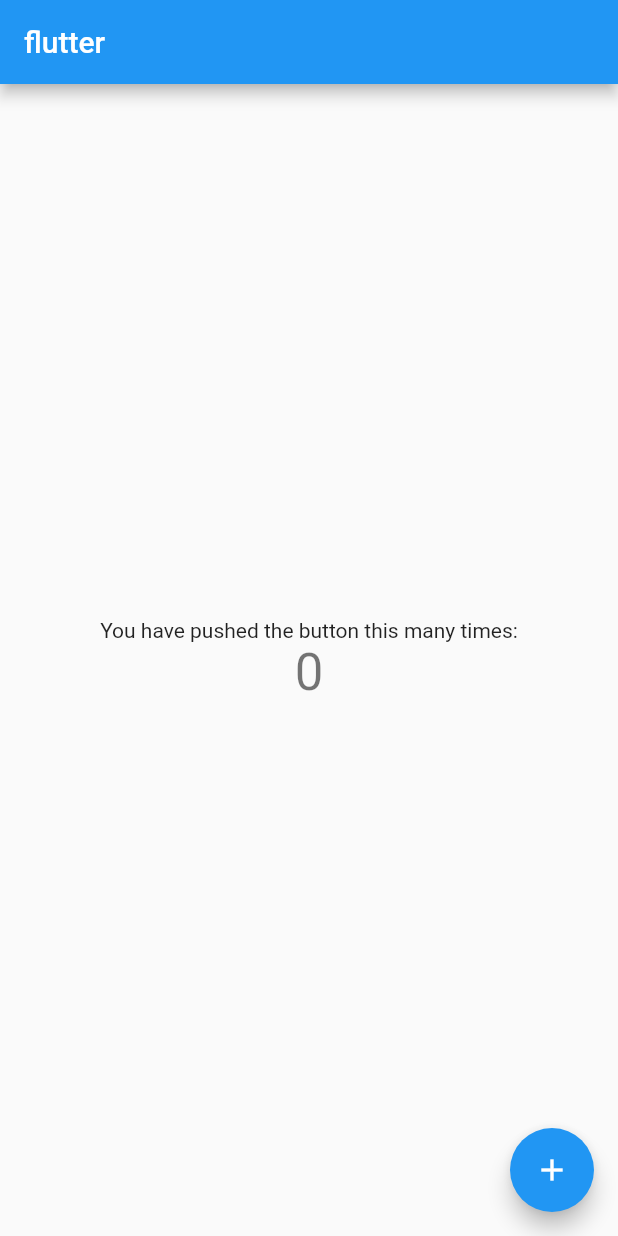
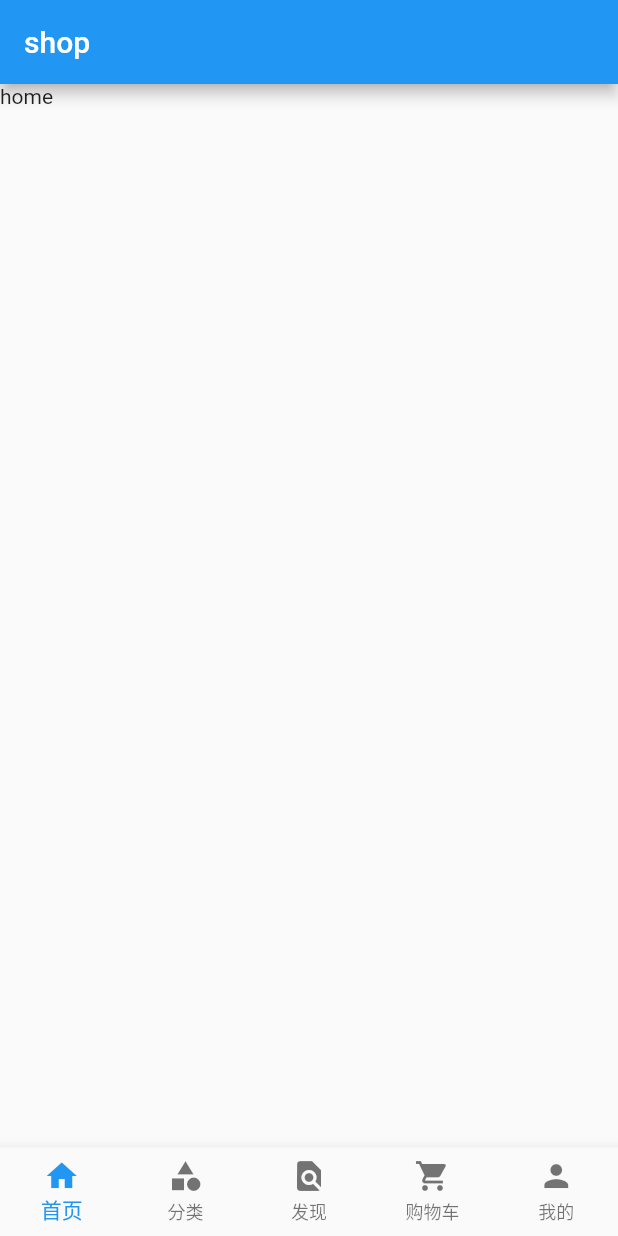
Before and after one commit to codersxl/JDshop, a Flutter app: the screen it shows after launch, on a phone screen of 412 x 824 dp. Run offline on Flutter 3.47's test engine with Material 2 defaults, Android fonts, the phone set to English and light mode, and no system bars.

Commit message:
"整体框架的搭建 ，以及底部导航的抽取 为  mainTas"

```diff
--- a/lib/main.dart
+++ b/lib/main.dart
@@ -1,5 +1,5 @@
 import 'package:flutter/material.dart';
-
+import 'tab/MainTabs.dart';
 void main() => runApp(MyApp());
 
 class MyApp extends StatelessWidget {
@@ -7,105 +7,26 @@ class MyApp extends StatelessWidget {
   @override
   Widget build(BuildContext context) {
     return MaterialApp(
-      title: 'Flutter Demo',
+      title: 'shop',
       theme: ThemeData(
-        // This is the theme of your application.
-        //
-        // Try running your application with "flutter run". You'll see the
-        // application has a blue toolbar. Then, without quitting the app, try
-        // changing the primarySwatch below to Colors.green and then invoke
-        // "hot reload" (press "r" in the console where you ran "flutter run",
-        // or simply save your changes to "hot reload" in a Flutter IDE).
-        // Notice that the counter didn't reset back to zero; the application
-        // is not restarted.
         primarySwatch: Colors.blue,
       ),
-      home: MyHomePage(title: 'flutter'),
+      home: MyHomePage(),
     );
   }
 }
+/// 对Tbs进行抽取
 
 class MyHomePage extends StatefulWidget {
-  MyHomePage({Key key, this.title}) : super(key: key);
-
-  // This widget is the home page of your application. It is stateful, meaning
-  // that it has a State object (defined below) that contains fields that affect
-  // how it looks.
-
-  // This class is the configuration for the state. It holds the values (in this
-  // case the title) provided by the parent (in this case the App widget) and
-  // used by the build method of the State. Fields in a Widget subclass are
-  // always marked "final".
-
-  final String title;
 
   @override
   _MyHomePageState createState() => _MyHomePageState();
 }
 
 class _MyHomePageState extends State<MyHomePage> {
-  int _counter = 0;
-
-  void _incrementCounter() {
-    setState(() {
-      // This call to setState tells the Flutter framework that something has
-      // changed in this State, which causes it to rerun the build method below
-      // so that the display can reflect the updated values. If we changed
-      // _counter without calling setState(), then the build method would not be
-      // called again, and so nothing would appear to happen.
-      _counter++;
-    });
-  }
 
   @override
   Widget build(BuildContext context) {
-    // This method is rerun every time setState is called, for instance as done
-    // by the _incrementCounter method above.
-    //
-    // The Flutter framework has been optimized to make rerunning build methods
-    // fast, so that you can just rebuild anything that needs updating rather
-    // than having to individually change instances of widgets.
-    return Scaffold(
-      appBar: AppBar(
-        // Here we take the value from the MyHomePage object that was created by
-        // the App.build method, and use it to set our appbar title.
-        title: Text(widget.title),
-      ),
-      body: Center(
-        // Center is a layout widget. It takes a single child and positions it
-        // in the middle of the parent.
-        child: Column(
-          // Column is also a layout widget. It takes a list of children and
-          // arranges them vertically. By default, it sizes itself to fit its
-          // children horizontally, and tries to be as tall as its parent.
-          //
-          // Invoke "debug painting" (press "p" in the console, choose the
-          // "Toggle Debug Paint" action from the Flutter Inspector in Android
-          // Studio, or the "Toggle Debug Paint" command in Visual Studio Code)
-          // to see the wireframe for each widget.
-          //
-          // Column has various properties to control how it sizes itself and
-          // how it positions its children. Here we use mainAxisAlignment to
-          // center the children vertically; the main axis here is the vertical
-          // axis because Columns are vertical (the cross axis would be
-          // horizontal).
-          mainAxisAlignment: MainAxisAlignment.center,
-          children: <Widget>[
-            Text(
-              'You have pushed the button this many times:',
-            ),
-            Text(
-              '$_counter',
-              style: Theme.of(context).textTheme.display1,
-            ),
-          ],
-        ),
-      ),
-      floatingActionButton: FloatingActionButton(
-        onPressed: _incrementCounter,
-        tooltip: 'Increment',
-        child: Icon(Icons.add),
-      ), // This trailing comma makes auto-formatting nicer for build methods.
-    );
+    return  MainTabs();
   }
 }
--- /dev/null
+++ b/lib/pages/HomePages.dart
@@ -0,0 +1,21 @@
+import 'package:flutter/cupertino.dart';
+import 'package:flutter/material.dart';
+
+/// 主框架 Tabs的切换
+
+class HomePages extends StatefulWidget {
+  @override
+  State<StatefulWidget> createState() {
+    // TODO: implement createState
+    return new HomePagesState();
+  }
+}
+
+class HomePagesState extends State {
+
+
+  @override
+  Widget build(BuildContext context) {
+    return Text("home");
+  }
+}
--- /dev/null
+++ b/lib/tab/MainTabs.dart
@@ -0,0 +1,66 @@
+import 'package:flutter/cupertino.dart';
+import 'package:flutter/material.dart';
+import 'package:jdshop/pages/HomePages.dart';
+import 'package:jdshop/pages/CategrPages.dart';
+import 'package:jdshop/pages/FindPages.dart';
+import 'package:jdshop/pages/ShopCarPages.dart';
+import 'package:jdshop/pages/MePages.dart';
+
+/// 主框架 Tabs的切换
+
+class MainTabs extends StatefulWidget {
+  @override
+  State<StatefulWidget> createState() {
+    // TODO: implement createState
+    return new MainTabsState();
+  }
+}
+
+class MainTabsState extends State {
+  //设置当前的index
+  int CurrntIndex = 0;
+  var list = [
+    HomePages(),
+    CategrPages(),
+    FindPages(),
+    ShopCarPages(),
+    MePages()
+  ];
+
+  @override
+  void initState() {
+    // TODO: implement initState
+    super.initState();
+  }
+
+  @override
+  Widget build(BuildContext context) {
+    return Scaffold(
+      appBar: AppBar(
+        title: Text("shop"),
+      ),
+      //BODY
+      body: this.list[CurrntIndex],
+
+      bottomNavigationBar: BottomNavigationBar(
+        type: BottomNavigationBarType.fixed,
+        currentIndex: this.CurrntIndex,
+        onTap: (index) {
+          setState(() {
+            this.CurrntIndex = index;
+          });
+        },
+        items: [
+          BottomNavigationBarItem(title: Text("首页"), icon: Icon(Icons.home)),
+          BottomNavigationBarItem(
+              title: Text("分类"), icon: Icon(Icons.category)),
+          BottomNavigationBarItem(
+              title: Text("发现"), icon: Icon(Icons.find_in_page)),
+          BottomNavigationBarItem(
+              title: Text("购物车"), icon: Icon(Icons.shopping_cart)),
+          BottomNavigationBarItem(title: Text("我的"), icon: Icon(Icons.person))
+        ],
+      ),
+    );
+  }
+}
```
Also changed, not shown: lib/pages/CategrPages.dart (added, +21 -0 lines), lib/pages/FindPages.dart (added, +21 -0 lines), lib/pages/MePages.dart (added, +21 -0 lines), lib/pages/ShopCarPages.dart (added, +21 -0 lines).
